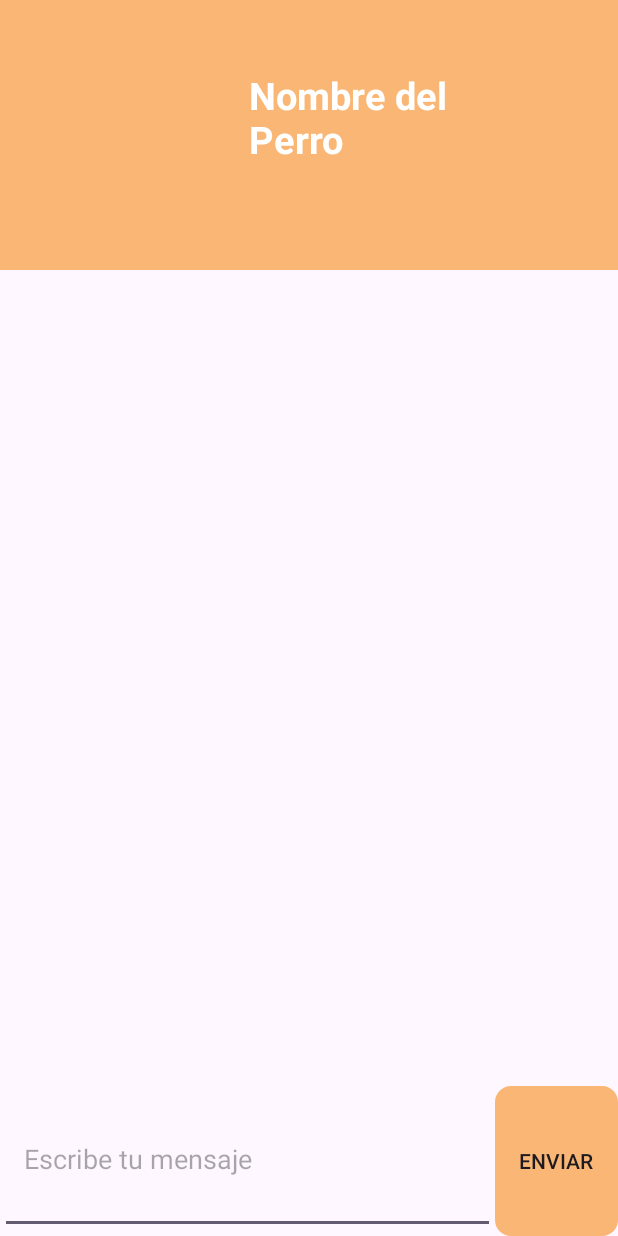
After one commit to a22oscmungar/DoginderApp, an Android app: the ChatActivity screen opened directly, with no data from a screen before it, on a phone screen of 412 x 824 dp. The commit adds this screen. Run offline under Robolectric (Android 15) with nearby library versions, the phone set to English and light mode, and no system bars; pictures from the network do not load; 3 statements that could not run were skipped.

Commit message:
comienzo sockets, mejora visual chat

```diff
--- a/app/build.gradle
+++ b/app/build.gradle
@@ -43,6 +43,11 @@ dependencies {
     implementation "androidx.viewpager:viewpager:1.0.0"
     implementation 'com.github.bumptech.glide:glide:4.16.0'
 
+    dependencies {
+        implementation ('io.socket:socket.io-client:2.0.0') {
+            exclude group: 'org.json', module: 'json'
+        }
+    }
 
     implementation 'com.squareup.okhttp3:okhttp:4.9.0'
     implementation 'com.squareup.okhttp3:logging-interceptor:4.9.0'
--- /dev/null
+++ b/app/src/main/java/com/example/doginder6/ChatActivity.java
@@ -0,0 +1,39 @@
+package com.example.doginder6;
+
+import androidx.appcompat.app.AppCompatActivity;
+
+import android.content.Intent;
+import android.os.Bundle;
+import android.util.Log;
+import android.widget.Button;
+import android.widget.EditText;
+import android.widget.ImageView;
+import android.widget.TextView;
+
+import com.bumptech.glide.Glide;
+import com.bumptech.glide.request.RequestOptions;
+
+public class ChatActivity extends AppCompatActivity {
+
+    @Override
+    protected void onCreate(Bundle savedInstanceState) {
+        super.onCreate(savedInstanceState);
+        setContentView(R.layout.activity_chat);
+
+        Intent intent = getIntent();
+        Usuario2 usuario2 = intent.getParcelableExtra("usuario");
+
+        TextView tvNombre = findViewById(R.id.tvNombrePerro);
+        ImageView ivPerro = findViewById(R.id.ivFoto);
+        EditText etMensaje = findViewById(R.id.etMensaje);
+        Button btnEnviar = findViewById(R.id.btnEnviar);
+
+        tvNombre.setText(usuario2.getNombre());
+        Log.d("pruebaFoto", usuario2.getNombre());
+        Glide.with(this)
+                .load("http://doginder.dam.inspedralbes.cat:3745"+usuario2.getFoto())  // Reemplaza con tu recurso de imagen
+                .apply(RequestOptions.circleCropTransform())
+                .into(ivPerro);
+
+    }
+}
--- a/app/src/main/java/com/example/doginder6/FragmentChat.java
+++ b/app/src/main/java/com/example/doginder6/FragmentChat.java
@@ -50,7 +50,7 @@ public class FragmentChat extends Fragment {
         noChats = rootView.findViewById(R.id.tvNoChats);
 
         recyclerView.setLayoutManager(new LinearLayoutManager(getContext()));
-        chatAdapter = new ChatAdapter();
+        chatAdapter = new ChatAdapter(this.getContext());
         recyclerView.setAdapter(chatAdapter);
 
 
--- /dev/null
+++ b/app/src/main/res/layout/activity_chat.xml
@@ -0,0 +1,91 @@
+<?xml version="1.0" encoding="utf-8"?>
+<androidx.constraintlayout.widget.ConstraintLayout xmlns:android="http://schemas.android.com/apk/res/android"
+    xmlns:app="http://schemas.android.com/apk/res-auto"
+    xmlns:tools="http://schemas.android.com/tools"
+    android:layout_width="match_parent"
+    android:layout_height="match_parent"
+    android:orientation="vertical"
+    tools:context=".ChatActivity">
+
+    <LinearLayout xmlns:android="http://schemas.android.com/apk/res/android"
+        android:layout_width="match_parent"
+        android:layout_height="match_parent"
+        android:orientation="vertical"
+        >
+
+        <LinearLayout
+            android:layout_width="match_parent"
+            android:layout_height="wrap_content"
+            android:background="@color/naranjaFlojo"
+            android:padding="30dp"
+            android:weightSum="10"
+            android:orientation="horizontal">
+            <ImageView
+                android:id="@id/ivFoto"
+                android:layout_width="180px"
+                android:layout_weight="2"
+                android:layout_height="180px"/>
+            <TextView
+                android:id="@+id/tvNombrePerro"
+                android:layout_width="wrap_content"
+                android:layout_height="wrap_content"
+                android:layout_weight="8"
+                android:padding="16dp"
+                android:text="Nombre del Perro"
+                android:textStyle="bold"
+                android:textColor="@color/white"
+                android:textSize="25sp" />
+        </LinearLayout>
+
+
+
+        <!-- Área para mostrar mensajes -->
+        <ScrollView
+            android:id="@+id/svMensajes"
+            android:layout_width="match_parent"
+            android:layout_height="wrap_content"
+            android:layout_weight="1">
+
+            <TextView
+                android:id="@+id/tvMensaje"
+                android:layout_width="match_parent"
+                android:layout_height="wrap_content"
+                android:padding="16dp"
+                android:text=""
+                android:textSize="16sp" />
+        </ScrollView>
+
+        <!-- Campo de entrada para escribir mensajes -->
+        <LinearLayout
+            android:layout_width="match_parent"
+            android:layout_height="wrap_content"
+            android:weightSum="10"
+            android:orientation="horizontal"
+            android:layout_marginTop="25dp"
+            android:gravity="bottom">
+            <EditText
+                android:id="@+id/etMensaje"
+                android:layout_width="match_parent"
+                android:layout_height="150px"
+                android:layout_below="@id/svMensajes"
+                android:hint="Escribe tu mensaje"
+                android:inputType="textMultiLine"
+                android:maxLines="4"
+                android:layout_weight="2"
+                android:padding="16dp" />
+
+            <androidx.appcompat.widget.AppCompatButton
+                android:id="@+id/btnEnviar"
+                android:layout_width="match_parent"
+                android:layout_height="150px"
+                android:layout_below="@id/etMensaje"
+                android:text="Enviar"
+                android:background="@drawable/rounded_image"
+                android:backgroundTint="@color/naranjaFlojo"
+                android:layout_weight="8"
+                android:onClick="enviarMensaje" />
+        </LinearLayout>
+
+    </LinearLayout>
+
+</androidx.constraintlayout.widget.ConstraintLayout>
--- a/app/src/main/res/layout/row_usuario_chat.xml
+++ b/app/src/main/res/layout/row_usuario_chat.xml
@@ -7,6 +7,7 @@
     android:background="@color/naranjaFlojo">
 
     <LinearLayout
+        android:id="@+id/llChat"
         android:layout_width="match_parent"
         android:layout_height="match_parent"
         android:weightSum="3">
```
Also changed, not shown: app/src/main/AndroidManifest.xml (+5 -8 lines), app/src/main/java/com/example/doginder6/ChatAdapter.java (+17 -1 lines), app/src/main/java/com/example/doginder6/MainActivity.java (+14 -0 lines), app/src/main/java/com/example/doginder6/SocketManager.java (+33 -0 lines), app/src/main/java/com/example/doginder6/Usuario2.java (+94 -2 lines).
